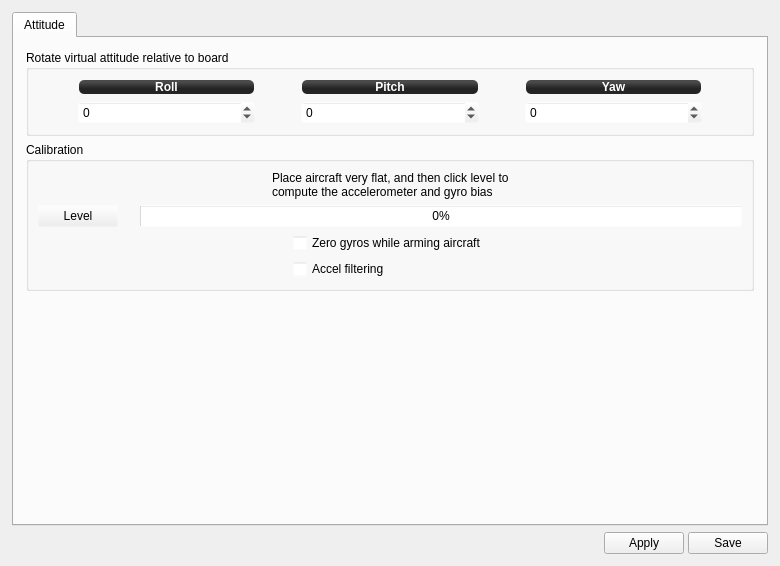
Qt form ground/openpilotgcs/src/plugins/config/ccattitude.ui (openpilot/OpenPilot) before a commit.
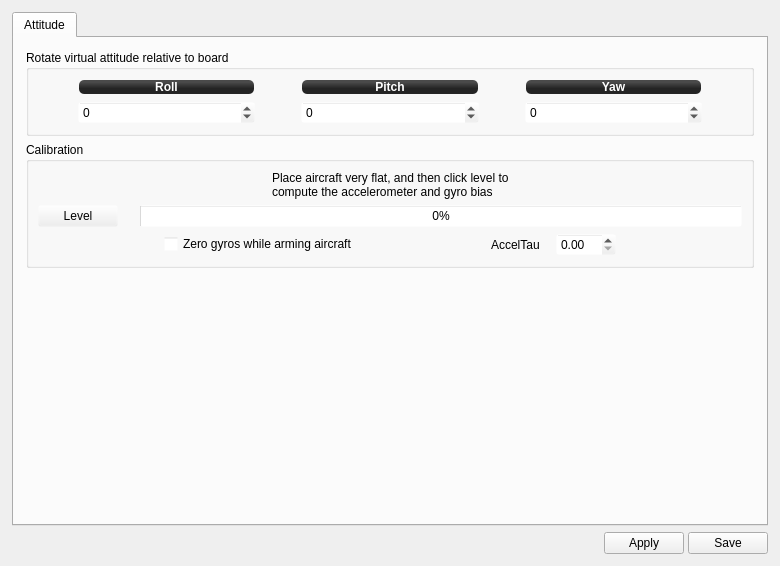
The same form after that commit. Icons and pictures are not drawn.

Commit message: OP-716 Replaced AccelTau checkbox with numeric spinbox. Max value was set to 0,20 and min value to 0,00, step size 0,01. Added tooltip hinting to set to 0 to disable.

```diff
--- a/ground/openpilotgcs/src/plugins/config/ccattitude.ui
+++ b/ground/openpilotgcs/src/plugins/config/ccattitude.ui
@@ -367,27 +367,16 @@
                  </spacer>
                 </item>
                 <item>
-                 <layout class="QVBoxLayout" name="verticalLayout_2">
-                  <item>
-                   <widget class="QCheckBox" name="zeroGyroBiasOnArming">
-                    <property name="toolTip">
-                     <string>If enabled, a fast recalibration of gyro zero point will be done
+                 <widget class="QCheckBox" name="zeroGyroBiasOnArming">
+                  <property name="toolTip">
+                   <string>If enabled, a fast recalibration of gyro zero point will be done
 whenever the frame is armed. Do not move the airframe while
 arming it in that case!</string>
-                    </property>
-                    <property name="text">
-                     <string>Zero gyros while arming aircraft</string>
-                    </property>
-                   </widget>
-                  </item>
-                  <item>
-                   <widget class="QCheckBox" name="accelFiltering">
-                    <property name="text">
-                     <string>Accel filtering</string>
-                    </property>
-                   </widget>
-                  </item>
-                 </layout>
+                  </property>
+                  <property name="text">
+                   <string>Zero gyros while arming aircraft</string>
+                  </property>
+                 </widget>
                 </item>
                 <item>
                  <spacer name="horizontalSpacer_6">
@@ -402,6 +391,77 @@
                   </property>
                  </spacer>
                 </item>
+                <item>
+                 <layout class="QHBoxLayout" name="horizontalLayout_4">
+                  <item>
+                   <widget class="QLabel" name="label_5">
+                    <property name="minimumSize">
+                     <size>
+                      <width>0</width>
+                      <height>0</height>
+                     </size>
+                    </property>
+                    <property name="toolTip">
+                     <string>Set value to 0 to disable accelerators filtering.</string>
+                    </property>
+                    <property name="text">
+                     <string>AccelTau</string>
+                    </property>
+                   </widget>
+                  </item>
+                  <item>
+                   <spacer name="horizontalSpacer_12">
+                    <property name="orientation">
+                     <enum>Qt::Horizontal</enum>
+                    </property>
+                    <property name="sizeType">
+                     <enum>QSizePolicy::Fixed</enum>
+                    </property>
+                    <property name="sizeHint" stdset="0">
+                     <size>
+                      <width>10</width>
+                      <height>0</height>
+                     </size>
+                    </property>
+                   </spacer>
+                  </item>
+                  <item>
+                   <widget class="QDoubleSpinBox" name="accelTauSpinnbox">
+                    <property name="minimumSize">
+                     <size>
+                      <width>60</width>
+                      <height>0</height>
+                     </size>
+                    </property>
+                    <property name="toolTip">
+                     <string>Set value to 0 to disable accelerators filtering.</string>
+                    </property>
+                    <property name="decimals">
+                     <number>2</number>
+                    </property>
+                    <property name="maximum">
+                     <double>0.200000000000000</double>
+                    </property>
+                    <property name="singleStep">
+                     <double>0.010000000000000</double>
+                    </property>
+                   </widget>
+                  </item>
+                 </layout>
+                </item>
+                <item>
+                 <spacer name="horizontalSpacer_11">
+                  <property name="orientation">
+                   <enum>Qt::Horizontal</enum>
+                  </property>
+                  <property name="sizeHint" stdset="0">
+                   <size>
+                    <width>40</width>
+                    <height>20</height>
+                   </size>
+                  </property>
+                 </spacer>
+                </item>
                </layout>
               </item>
              </layout>
```
The commit also changes 2 other files.
